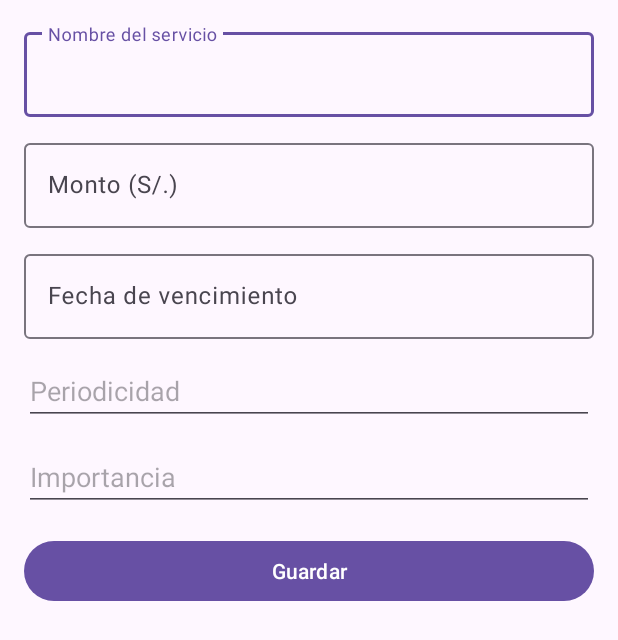
After one commit to JaimitoSky/LAB4_20211602_IoT, an Android app: the layout activity_edit_service.xml on its own in the app's theme, with its tools: preview values and no code run, on a phone screen of 412 x 824 dp. The commit adds this screen. Shown: the top 640 px of the screen. Run offline under Robolectric (Android 15) with nearby library versions, the phone set to English and light mode, and no system bars.

Commit message:
Avance 2

```diff
--- a/app/src/main/java/com/example/lab4_20211602_iot/data/d.java
+++ /dev/null
@@ -1,4 +0,0 @@
-package com.example.lab4_20211602_iot.data;
-
-public class d {
-}
--- /dev/null
+++ b/app/src/main/res/layout/activity_edit_service.xml
@@ -0,0 +1,56 @@
+<?xml version="1.0" encoding="utf-8"?>
+<ScrollView xmlns:android="http://schemas.android.com/apk/res/android"
+    xmlns:app="http://schemas.android.com/apk/res-auto"
+    android:layout_width="match_parent" android:layout_height="match_parent">
+
+    <LinearLayout
+        android:orientation="vertical" android:padding="16dp"
+        android:layout_width="match_parent" android:layout_height="wrap_content">
+
+        <com.google.android.material.textfield.TextInputLayout
+            android:layout_width="match_parent" android:layout_height="wrap_content">
+            <com.google.android.material.textfield.TextInputEditText
+                android:id="@+id/etName"
+                android:hint="@string/hint_name"
+                android:layout_width="match_parent" android:layout_height="wrap_content"/>
+        </com.google.android.material.textfield.TextInputLayout>
+
+        <com.google.android.material.textfield.TextInputLayout
+            android:layout_width="match_parent" android:layout_height="wrap_content"
+            android:layout_marginTop="12dp">
+            <com.google.android.material.textfield.TextInputEditText
+                android:id="@+id/etAmount"
+                android:hint="@string/hint_amount"
+                android:inputType="numberDecimal"
+                android:layout_width="match_parent" android:layout_height="wrap_content"/>
+        </com.google.android.material.textfield.TextInputLayout>
+
+        <com.google.android.material.textfield.TextInputLayout
+            android:layout_width="match_parent" android:layout_height="wrap_content"
+            android:layout_marginTop="12dp">
+            <com.google.android.material.textfield.TextInputEditText
+                android:id="@+id/etDate"
+                android:focusable="false"
+                android:hint="@string/hint_date"
+                android:layout_width="match_parent" android:layout_height="wrap_content"/>
+        </com.google.android.material.textfield.TextInputLayout>
+
+        <com.google.android.material.textfield.MaterialAutoCompleteTextView
+            android:id="@+id/spPeriodicity"
+            android:layout_width="match_parent" android:layout_height="wrap_content"
+            android:layout_marginTop="12dp"
+            android:hint="@string/hint_periodicity" />
+
+        <com.google.android.material.textfield.MaterialAutoCompleteTextView
+            android:id="@+id/spImportance"
+            android:layout_width="match_parent" android:layout_height="wrap_content"
+            android:layout_marginTop="12dp"
+            android:hint="@string/hint_importance" />
+
+        <Button
+            android:id="@+id/btnSave"
+            android:text="@string/btn_save"
+            android:layout_width="match_parent" android:layout_height="wrap_content"
+            android:layout_marginTop="16dp"/>
+    </LinearLayout>
+</ScrollView>
--- a/app/src/main/res/values/strings.xml
+++ b/app/src/main/res/values/strings.xml
@@ -1,3 +1,24 @@
 <resources>
     <string name="app_name">Lab4_20211602_IoT</string>
+    <string name="menu_history">Historial</string>
+    <string name="title_history">Historial de pagos</string>
+
+    <string name="empty_services">Aún no tienes servicios registrados.</string>
+    <string name="empty_history">No hay pagos registrados.</string>
+
+    <string name="add_service">Agregar servicio</string>
+    <string name="btn_save">Guardar</string>
+    <string name="btn_edit">Editar</string>
+    <string name="btn_paid">Pagado</string>
+    <string name="btn_delete">Borrar</string>
+
+    <string name="hint_name">Nombre del servicio</string>
+    <string name="hint_amount">Monto (S/.)</string>
+    <string name="hint_date">Fecha de vencimiento</string>
+    <string name="hint_periodicity">Periodicidad</string>
+    <string name="hint_importance">Importancia</string>
+
+    <string name="confirm_delete">¿Eliminar este servicio?</string>
+    <string name="ok">Aceptar</string>
+    <string name="cancel">Cancelar</string>
 </resources>
```
Also changed, not shown: app/src/main/AndroidManifest.xml (+6 -2 lines), app/src/main/java/com/example/lab4_20211602_iot/ui/EditServiceActivity.java (added, +147 -0 lines), app/src/main/java/com/example/lab4_20211602_iot/ui/HistoryActivity.java (added, +41 -0 lines), app/src/main/java/com/example/lab4_20211602_iot/ui/MainActivity.java (+90 -3 lines), app/src/main/java/com/example/lab4_20211602_iot/ui/adapter/HistoryAdapter.java (added, +43 -0 lines), app/src/main/java/com/example/lab4_20211602_iot/ui/adapter/ServiceAdapter.java (added, +63 -0 lines), app/src/main/java/com/example/lab4_20211602_iot/ui/dialog/ConfirmDeleteDialog.java (added, +21 -0 lines), app/src/main/res/layout/activity_history.xml (added, +20 -0 lines), app/src/main/res/layout/activity_main.xml (+34 -3 lines), app/src/main/res/layout/dialog_confirm_delete.xml (added, +9 -0 lines), app/src/main/res/layout/item_history.xml (added, +20 -0 lines), app/src/main/res/layout/item_service.xml (added, +43 -0 lines), app/src/main/res/menu/menu_main.xml (added, +8 -0 lines), app/src/main/res/values/array.xml (added, +16 -0 lines), 1 more files.
